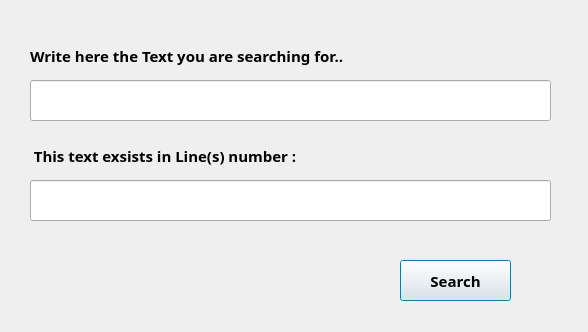
This is fifthdialog.ui in yasmineNasrat/TextEditor as Qt 5 draws it before an edit. The edited form follows.
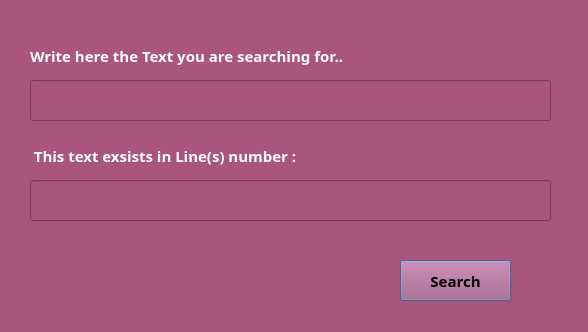
This is the edited form.

Diff of the .ui file:
```diff
--- a/fifthdialog.ui
+++ b/fifthdialog.ui
@@ -13,6 +13,10 @@
   <property name="windowTitle">
    <string>Find All</string>
   </property>
+  <property name="styleSheet">
+   <string notr="true">color: rgb(255, 255, 255);
+background-color: rgb(170, 85, 127);</string>
+  </property>
   <widget class="QLabel" name="label">
    <property name="geometry">
     <rect>
@@ -106,6 +110,9 @@
      <bold>true</bold>
     </font>
    </property>
+   <property name="styleSheet">
+    <string notr="true">color: rgb(0, 0, 0);</string>
+   </property>
    <property name="text">
     <string>Search</string>
    </property>
```
